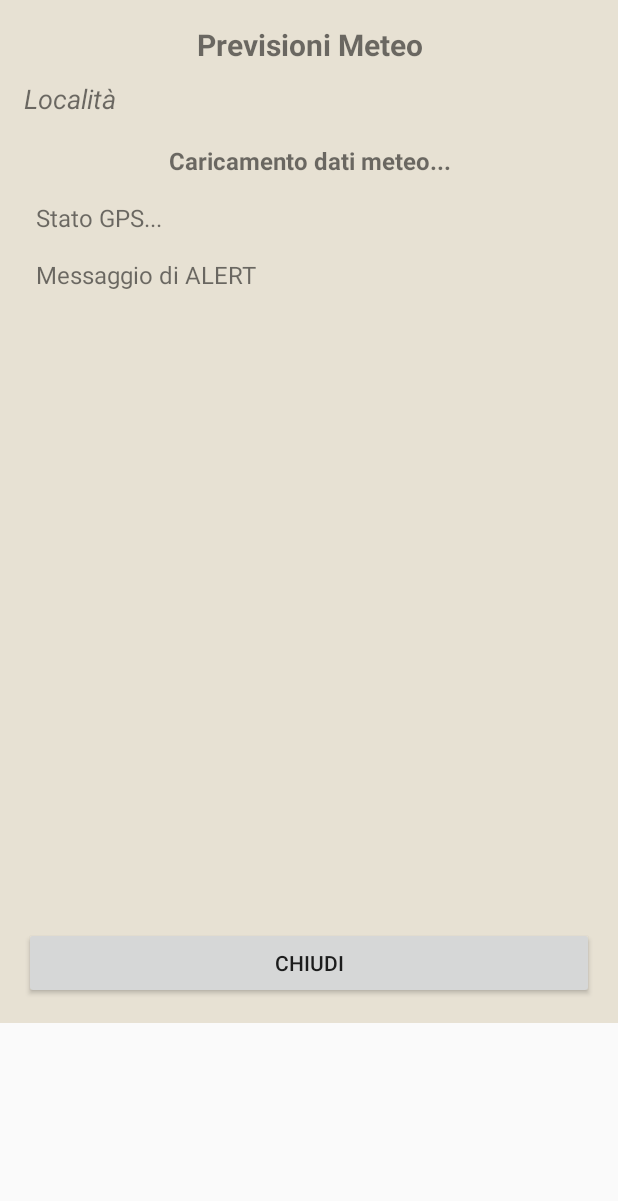
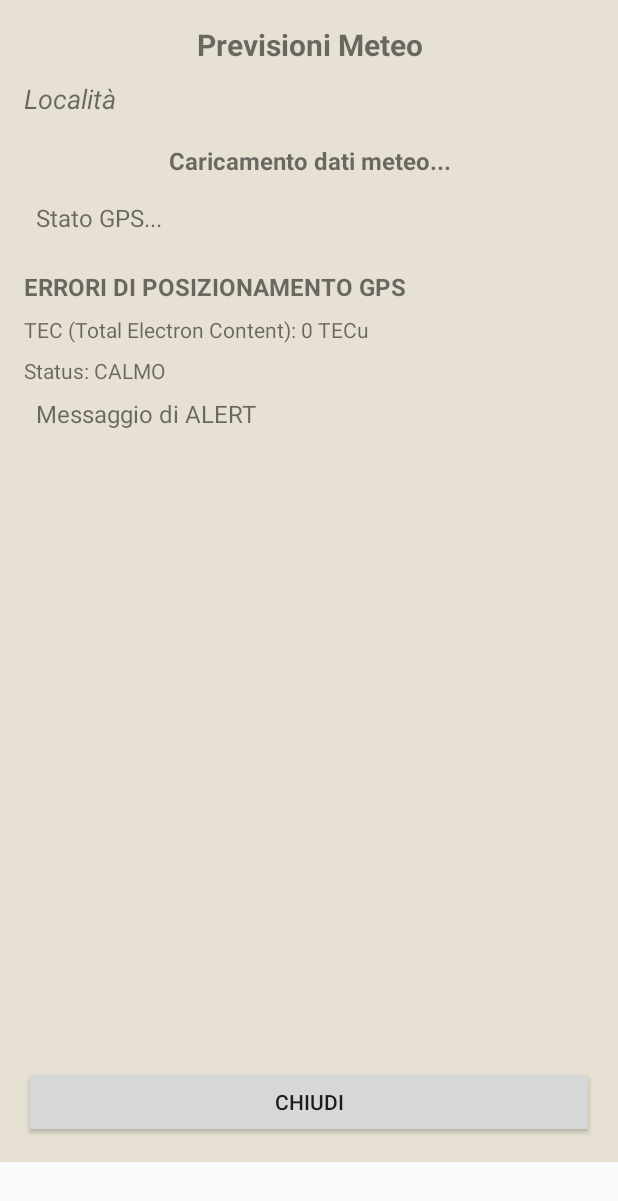
Before and after one commit to iz0qwm/Drone_Pilot_App, an Android app built with Jetpack Compose: the layout activity_weather_forecast.xml on its own in the app's theme, with its tools: preview values and no code run, on a phone screen of 412 x 824 dp. Shown: the top 1201 px of the screen. Run offline under Robolectric (Android 15) with nearby library versions, the phone set to English and light mode, and no system bars; plain views replace PhotoView.

Commit message:
Aggiunta API per Position Error TEC da INGV

```diff
--- a/app/src/main/AndroidManifest.xml
+++ b/app/src/main/AndroidManifest.xml
@@ -16,7 +16,8 @@
         android:label="@string/app_name"
         android:roundIcon="@mipmap/ic_launcher_round"
         android:supportsRtl="true"
-        android:theme="@style/Theme.AppCompat.Light">
+        android:theme="@style/Theme.AppCompat.Light"
+        android:networkSecurityConfig="@xml/network_security_config">
 
         <!-- Attività principale -->
         <activity
--- a/app/src/main/res/layout/activity_weather_forecast.xml
+++ b/app/src/main/res/layout/activity_weather_forecast.xml
@@ -47,6 +47,35 @@
             android:textSize="16sp"
             android:padding="8dp" />
 
+        <!-- Aggiungi il testo per il TEC -->
+        <TextView
+            android:id="@+id/tecTitleTextView"
+            android:layout_width="wrap_content"
+            android:layout_height="wrap_content"
+            android:text="ERRORI DI POSIZIONAMENTO GPS"
+            android:textSize="16sp"
+            android:textStyle="bold"
+            android:layout_marginTop="16dp"/>
+
+        <TextView
+            android:id="@+id/tecValueTextView"
+            android:layout_width="wrap_content"
+            android:layout_height="wrap_content"
+            android:text="TEC (Total Electron Content): 0 TECu"
+            android:textSize="14sp"
+            android:layout_marginTop="8dp"/>
+
+        <!-- Aggiungi il testo che cambia colore in base al valore TEC -->
+        <TextView
+            android:id="@+id/tecStatusTextView"
+            android:layout_width="wrap_content"
+            android:layout_height="wrap_content"
+            android:text="Status: CALMO"
+            android:textSize="14sp"
+            android:layout_marginTop="8dp"/>
+
+        <!-- Altri elementi del layout, come l'alertTextView -->
+
         <TextView
             android:id="@+id/alertTextView"
             android:layout_width="wrap_content"
--- /dev/null
+++ b/app/src/main/res/xml/network_security_config.xml
@@ -0,0 +1,6 @@
+<?xml version="1.0" encoding="utf-8"?>
+<network-security-config>
+    <domain-config cleartextTrafficPermitted="true">
+        <domain includeSubdomains="true">ws-eswua.rm.ingv.it</domain>
+    </domain-config>
+</network-security-config>
```
Also changed, not shown: app/src/main/java/com/kwos/dronepilotapp/MeteoManager.kt (+76 -0 lines), app/src/main/java/com/kwos/dronepilotapp/WeatherForecastActivity.kt (+56 -10 lines).
